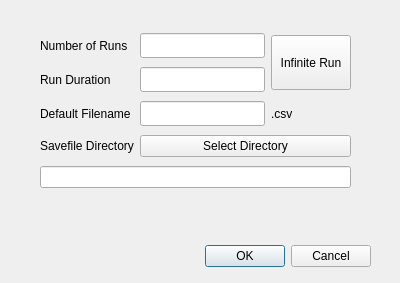
This is AcquisitionSettingsWindow.ui in Machenta/Multichannel-Analyzer as Qt 5 draws it before an edit. The edited form follows.
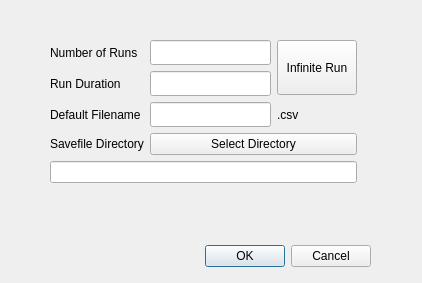
This is the edited form.

Diff of the .ui file:
```diff
--- a/AcquisitionSettingsWindow.ui
+++ b/AcquisitionSettingsWindow.ui
@@ -6,7 +6,7 @@
    <rect>
     <x>0</x>
     <y>0</y>
-    <width>400</width>
+    <width>422</width>
     <height>283</height>
    </rect>
   </property>
@@ -32,10 +32,10 @@
   <widget class="QWidget" name="gridLayoutWidget">
    <property name="geometry">
     <rect>
-     <x>40</x>
-     <y>30</y>
-     <width>311</width>
-     <height>161</height>
+     <x>50</x>
+     <y>40</y>
+     <width>307</width>
+     <height>144</height>
     </rect>
    </property>
    <layout class="QGridLayout" name="gridLayout">
```
Left out of the diff: 74 changed lines with no effect on the pictures.
